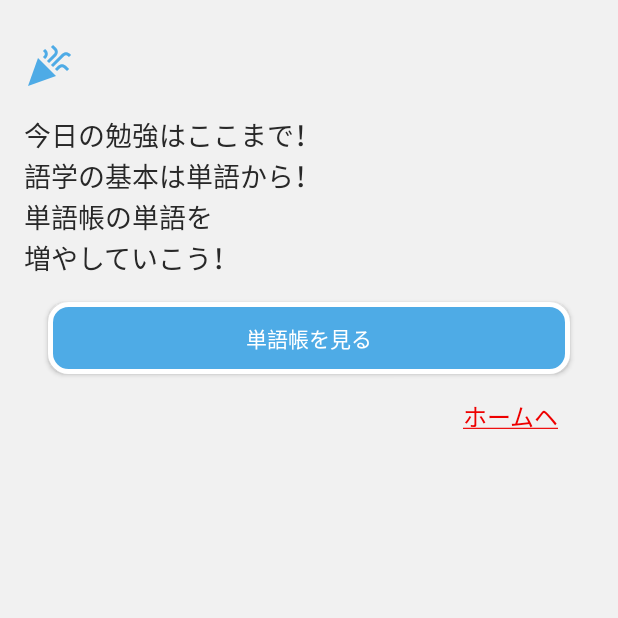
After one commit to znak99/JEC-ENGWORDS, an Android app: the FinishActivity screen opened directly, with no data from a screen before it, on a phone screen of 412 x 824 dp, the top half of it. The commit adds this screen. Run offline under Robolectric (Android 15) with nearby library versions, the phone set to English and light mode, and no system bars.

Commit message:
Finish 화면 완성

```diff
--- a/app/src/main/AndroidManifest.xml
+++ b/app/src/main/AndroidManifest.xml
@@ -9,6 +9,9 @@
         android:roundIcon="@mipmap/ic_launcher_round"
         android:supportsRtl="true"
         android:theme="@style/Theme.Android114Homework">
+        <activity
+            android:name=".FinishActivity"
+            android:exported="false" />
         <activity
             android:name=".StudyActivity"
             android:exported="false" />
--- /dev/null
+++ b/app/src/main/java/jp/ac/jec/cm0138/android114homework/FinishActivity.java
@@ -0,0 +1,14 @@
+package jp.ac.jec.cm0138.android114homework;
+
+import androidx.appcompat.app.AppCompatActivity;
+
+import android.os.Bundle;
+
+public class FinishActivity extends AppCompatActivity {
+
+    @Override
+    protected void onCreate(Bundle savedInstanceState) {
+        super.onCreate(savedInstanceState);
+        setContentView(R.layout.activity_finish);
+    }
+}
--- /dev/null
+++ b/app/src/main/res/drawable/ic_baseline_celebration_24.xml
@@ -0,0 +1,22 @@
+<vector xmlns:android="http://schemas.android.com/apk/res/android"
+    android:width="24dp"
+    android:height="24dp"
+    android:viewportWidth="24"
+    android:viewportHeight="24"
+    android:tint="?attr/colorControlNormal">
+  <path
+      android:fillColor="@android:color/white"
+      android:pathData="M2,22l14,-5l-9,-9z"/>
+  <path
+      android:fillColor="@android:color/white"
+      android:pathData="M14.53,12.53l5.59,-5.59c0.49,-0.49 1.28,-0.49 1.77,0l0.59,0.59l1.06,-1.06l-0.59,-0.59c-1.07,-1.07 -2.82,-1.07 -3.89,0l-5.59,5.59L14.53,12.53z"/>
+  <path
+      android:fillColor="@android:color/white"
+      android:pathData="M10.06,6.88L9.47,7.47l1.06,1.06l0.59,-0.59c1.07,-1.07 1.07,-2.82 0,-3.89l-0.59,-0.59L9.47,4.53l0.59,0.59C10.54,5.6 10.54,6.4 10.06,6.88z"/>
+  <path
+      android:fillColor="@android:color/white"
+      android:pathData="M17.06,11.88l-1.59,1.59l1.06,1.06l1.59,-1.59c0.49,-0.49 1.28,-0.49 1.77,0l1.61,1.61l1.06,-1.06l-1.61,-1.61C19.87,10.81 18.13,10.81 17.06,11.88z"/>
+  <path
+      android:fillColor="@android:color/white"
+      android:pathData="M15.06,5.88l-3.59,3.59l1.06,1.06l3.59,-3.59c1.07,-1.07 1.07,-2.82 0,-3.89l-1.59,-1.59l-1.06,1.06l1.59,1.59C15.54,4.6 15.54,5.4 15.06,5.88z"/>
+</vector>
--- /dev/null
+++ b/app/src/main/res/layout/activity_finish.xml
@@ -0,0 +1,76 @@
+<?xml version="1.0" encoding="utf-8"?>
+<LinearLayout xmlns:android="http://schemas.android.com/apk/res/android"
+    xmlns:app="http://schemas.android.com/apk/res-auto"
+    xmlns:tools="http://schemas.android.com/tools"
+    android:layout_width="match_parent"
+    android:layout_height="match_parent"
+    android:background="@color/customSecondaryWhite"
+    android:paddingHorizontal="16dp"
+    android:orientation="vertical"
+    tools:context=".FinishActivity">
+
+    <ImageView
+        android:layout_width="32dp"
+        android:layout_height="32dp"
+        android:layout_marginTop="28dp"
+        android:src="@drawable/ic_baseline_celebration_24"
+        app:tint="@color/customPrimaryColor" />
+
+    <TextView
+        android:layout_width="match_parent"
+        android:layout_height="wrap_content"
+        android:layout_marginTop="16dp"
+        android:text="今日の勉強はここまで！"
+        android:textSize="18sp"
+        android:fontFamily="@font/medium"
+        android:textColor="@color/customSecondaryBlack" />
+
+    <TextView
+        android:layout_width="match_parent"
+        android:layout_height="wrap_content"
+        android:text="語学の基本は単語から！"
+        android:textSize="18sp"
+        android:fontFamily="@font/medium"
+        android:textColor="@color/customSecondaryBlack" />
+
+    <TextView
+        android:layout_width="match_parent"
+        android:layout_height="wrap_content"
+        android:text="単語帳の単語を"
+        android:textSize="18sp"
+        android:fontFamily="@font/medium"
+        android:textColor="@color/customSecondaryBlack" />
+
+    <TextView
+        android:layout_width="match_parent"
+        android:layout_height="wrap_content"
+        android:text="増やしていこう！"
+        android:textSize="18sp"
+        android:fontFamily="@font/medium"
+        android:textColor="@color/customSecondaryBlack" />
+
+    <androidx.appcompat.widget.AppCompatButton
+        android:layout_width="match_parent"
+        android:layout_height="wrap_content"
+        android:layout_margin="16dp"
+        android:background="@drawable/main_study"
+        android:elevation="10dp"
+        android:text="単語帳を見る"
+        android:textSize="14sp"
+        android:fontFamily="@font/bold"
+        android:textColor="@color/customWhite"
+        android:gravity="center"
+        android:padding="8dp" />
+
+    <TextView
+        android:layout_width="match_parent"
+        android:layout_height="wrap_content"
+        android:layout_marginEnd="24dp"
+        android:gravity="end"
+        android:text="@string/back_home"
+        android:textSize="16sp"
+        android:fontFamily="@font/regular"
+        android:textColor="@color/customRed" />
+
+
+</LinearLayout>
--- a/app/src/main/res/values/strings.xml
+++ b/app/src/main/res/values/strings.xml
@@ -7,5 +7,5 @@
     <string name="to_next_word">＊ボックスをTAPして次の単語へ</string>
     <string name="start">勉強スタート！</string>
     <string name="edit_words"><u>単語帳を編集する</u></string>
-    <string name="back"><u>戻る</u></string>
+    <string name="back_home"><u>ホームヘ</u></string>
 </resources>
```
